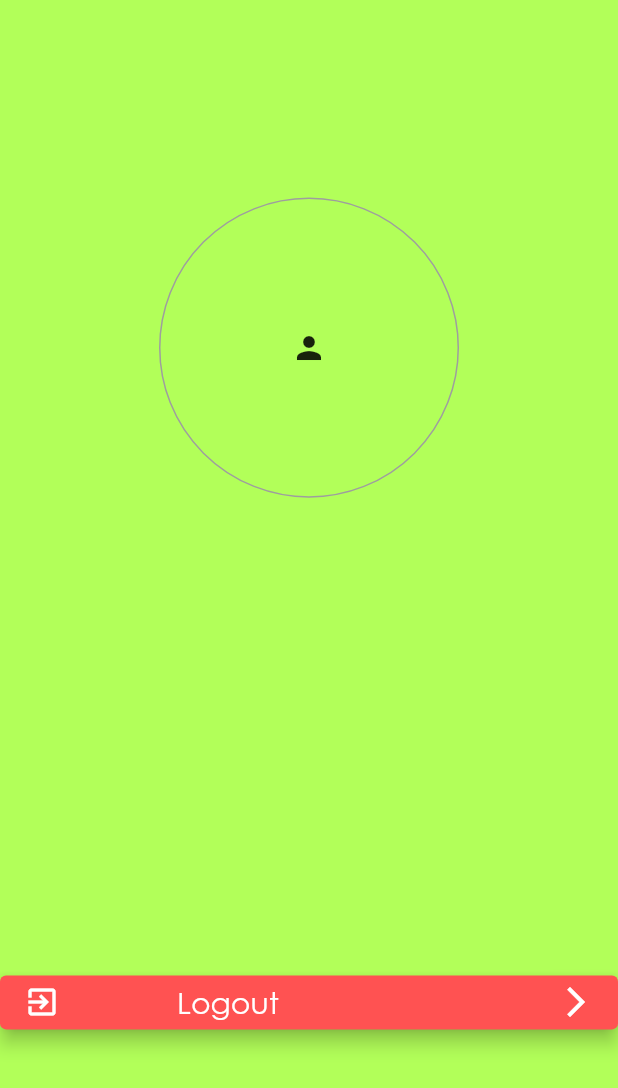
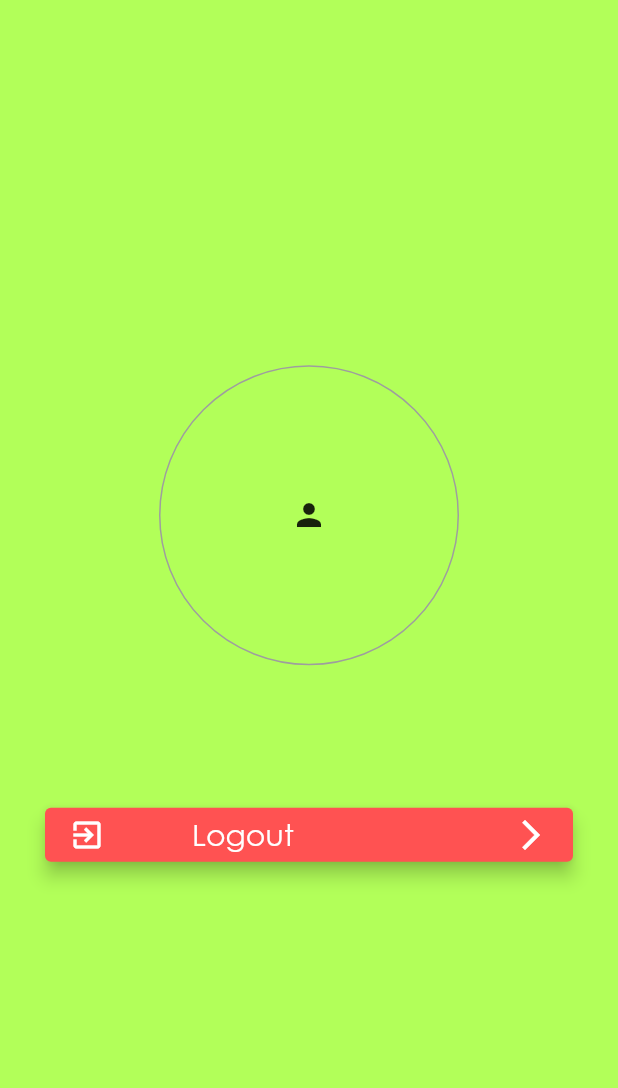
Before and after one commit to djoshua21/covid_screening, a Flutter app: the ProfileView screen opened directly, on a phone screen of 412 x 824 dp. Shown: the top 1088 px of the screen. Run offline on Flutter 3.47's test engine with Material 2 defaults, Android fonts, the phone set to English and light mode, and no system bars; our stand-ins replace cloud_firestore, firebase_auth, firebase_core, firebase_storage, get_it, image_picker and 1 more; accounts and stored records are empty; network calls fail.

Commit message:
Added Single Entry to entry_history_view.dart. Added minor changes to style

```diff
--- a/lib/src/core/view_models/profile_view_model.dart
+++ b/lib/src/core/view_models/profile_view_model.dart
@@ -18,6 +18,7 @@ class ProfileViewModel extends BaseViewModel {
     if (userData.data().containsKey('name')) {
       name = userData.data()['name'];
     }
+    notifyListeners();
     imageLink = await _userService.getImageURL(uid);
     notifyListeners();
   }
--- a/lib/src/ui/views/dashboard/profile_view.dart
+++ b/lib/src/ui/views/dashboard/profile_view.dart
@@ -9,10 +9,10 @@ class ProfileView extends StatelessWidget {
       viewModelBuilder: () => ProfileViewModel(),
       onModelReady: (model) => model.profileInfo(),
       builder: (context, model, child) => Scaffold(
-        body: Column(
-          mainAxisAlignment: MainAxisAlignment.spaceAround,
-          children: [
-            Column(
+        body: Padding(
+          padding: const EdgeInsets.all(30),
+          child: Column(
+            mainAxisAlignment: MainAxisAlignment.center,
             children: [
               Container(
                 width: 200,
@@ -27,7 +27,7 @@ class ProfileView extends StatelessWidget {
                 child: model.imageLink == null
                     ? Icon(Icons.person)
                     : ClipRRect(
-                          borderRadius: BorderRadius.circular(100),
+                        borderRadius: BorderRadius.circular(95),
                         child: Image.network(
                           model.imageLink,
                           fit: BoxFit.cover,
@@ -51,10 +51,14 @@ class ProfileView extends StatelessWidget {
                         ),
                       ),
               ),
-                SizedBox(height: 20,),
-                Text(model.name ?? '',style: TextStyle(fontSize: 24),),
-              ],
+              SizedBox(
+                height: 20,
               ),
+              Text(
+                model.name ?? '',
+                style: TextStyle(fontSize: 24),
+              ),
+              SizedBox(height: 40,),
               ElevatedButton(
                 onPressed: () {
                   model.logout(context);
@@ -72,6 +76,7 @@ class ProfileView extends StatelessWidget {
             ],
           ),
         ),
+      ),
     );
   }
 }
```
Also changed, not shown: lib/src/core/view_models/entry_history_view_model.dart (+5 -3 lines), lib/src/ui/views/entries/entry_history_view.dart (+39 -5 lines), 1 other file. Lines whose indentation alone changed are shown as unchanged.
